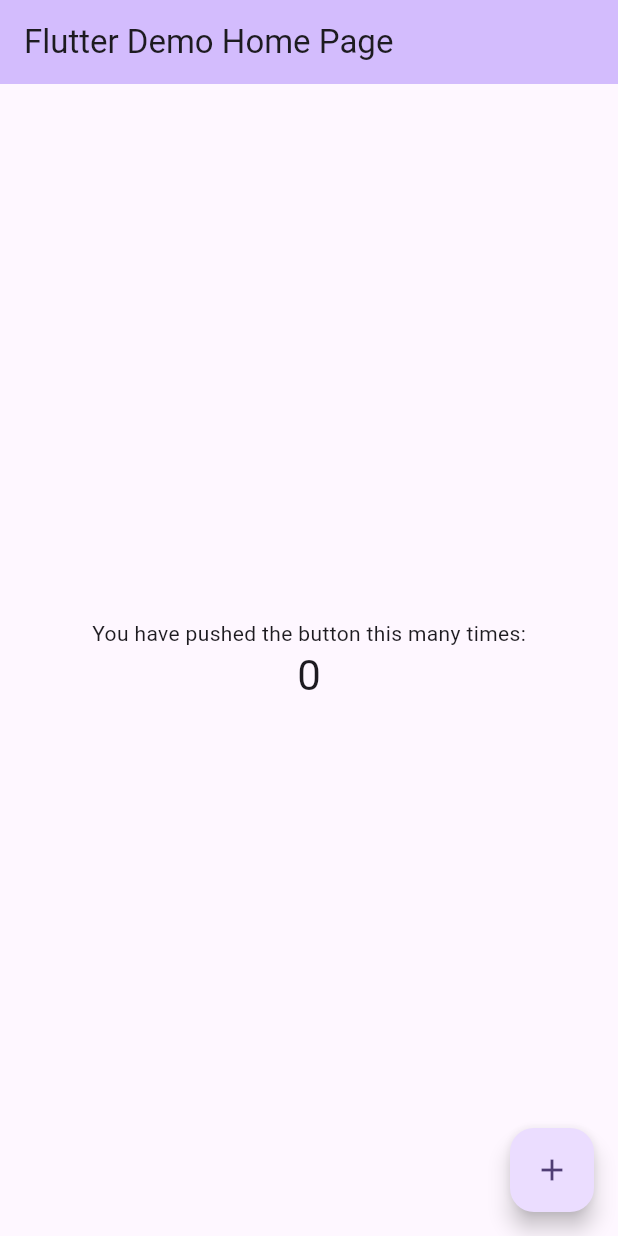
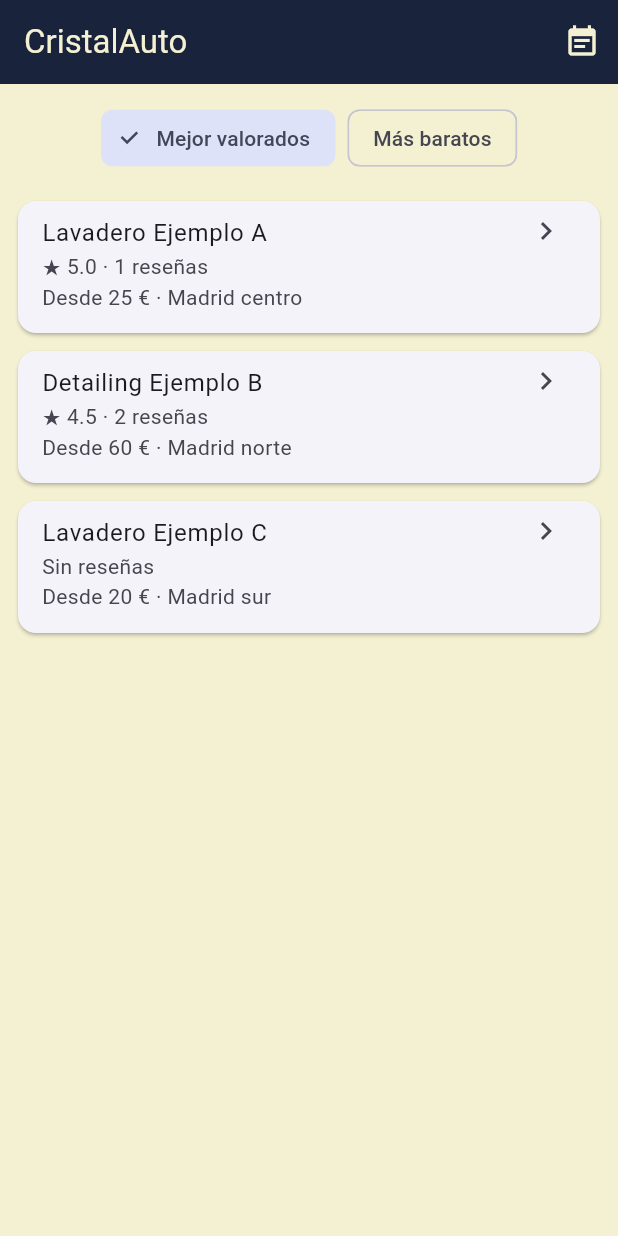
Before and after one commit to Proyecto-Intermodular-MM/CristalAuto, a Flutter app: the screen it shows after launch, on a phone screen of 412 x 824 dp. Run offline on Flutter 3.47's test engine with Material 3 defaults, Android fonts, the phone set to English and light mode, and no system bars.

Commit message:
feat: add MVP Flutter, Supabase schema, logo and CTO guides

```diff
--- /dev/null
+++ b/assets/colores.json
@@ -0,0 +1,6 @@
+{
+  "azulNoche": "#1A233C",
+  "crema": "#F4F0D2",
+  "amarilloBrillo": "#FFC30F",
+  "azulAgua": "#3FA9F5"
+}
--- /dev/null
+++ b/lib/colores.dart
@@ -0,0 +1,9 @@
+import 'package:flutter/material.dart';
+
+/// Paleta de CristalAuto (ver docs/guia-de-estilo.md).
+class CristalColores {
+  static const Color azulNoche = Color(0xFF1A233C); // primario
+  static const Color crema = Color(0xFFF4F0D2); // secundario
+  static const Color amarilloBrillo = Color(0xFFFFC30F); // acento 1
+  static const Color azulAgua = Color(0xFF3FA9F5); // acento 2
+}
--- a/lib/main.dart
+++ b/lib/main.dart
@@ -1,122 +1,43 @@
 import 'package:flutter/material.dart';
 
-void main() {
-  runApp(const MyApp());
-}
+import 'colores.dart';
+import 'pantallas/inicio.dart';
+import 'repositorio.dart';
 
-class MyApp extends StatelessWidget {
-  const MyApp({super.key});
+void main() => runApp(CristalAutoApp(repositorio: Repositorio()));
 
-  // This widget is the root of your application.
+class CristalAutoApp extends StatelessWidget {
+  const CristalAutoApp({super.key, required this.repositorio});
+
+  final Repositorio repositorio;
+
   @override
   Widget build(BuildContext context) {
+    final esquema = ColorScheme.fromSeed(
+      seedColor: CristalColores.azulNoche,
+      primary: CristalColores.azulNoche,
+      secondary: CristalColores.amarilloBrillo,
+      tertiary: CristalColores.azulAgua,
+      surface: CristalColores.crema,
+    );
     return MaterialApp(
-      title: 'Flutter Demo',
+      title: 'CristalAuto',
+      debugShowCheckedModeBanner: false,
       theme: ThemeData(
-        // This is the theme of your application.
-        //
-        // TRY THIS: Try running your application with "flutter run". You'll see
-        // the application has a purple toolbar. Then, without quitting the app,
-        // try changing the seedColor in the colorScheme below to Colors.green
-        // and then invoke "hot reload" (save your changes or press the "hot
-        // reload" button in a Flutter-supported IDE, or press "r" if you used
-        // the command line to start the app).
-        //
-        // Notice that the counter didn't reset back to zero; the application
-        // state is not lost during the reload. To reset the state, use hot
-        // restart instead.
-        //
-        // This works for code too, not just values: Most code changes can be
-        // tested with just a hot reload.
-        colorScheme: .fromSeed(seedColor: Colors.deepPurple),
+        colorScheme: esquema,
+        scaffoldBackgroundColor: CristalColores.crema,
+        appBarTheme: const AppBarTheme(
+          backgroundColor: CristalColores.azulNoche,
+          foregroundColor: CristalColores.crema,
+        ),
+        filledButtonTheme: FilledButtonThemeData(
+          style: FilledButton.styleFrom(
+            backgroundColor: CristalColores.amarilloBrillo,
+            foregroundColor: CristalColores.azulNoche,
+          ),
+        ),
       ),
-      home: const MyHomePage(title: 'Flutter Demo Home Page'),
+      home: Inicio(repositorio: repositorio),
     );
   }
 }
-
-class MyHomePage extends StatefulWidget {
-  const MyHomePage({super.key, required this.title});
-
-  // This widget is the home page of your application. It is stateful, meaning
-  // that it has a State object (defined below) that contains fields that affect
-  // how it looks.
-
-  // This class is the configuration for the state. It holds the values (in this
-  // case the title) provided by the parent (in this case the App widget) and
-  // used by the build method of the State. Fields in a Widget subclass are
-  // always marked "final".
-
-  final String title;
-
-  @override
-  State<MyHomePage> createState() => _MyHomePageState();
-}
-
-class _MyHomePageState extends State<MyHomePage> {
-  int _counter = 0;
-
-  void _incrementCounter() {
-    setState(() {
-      // This call to setState tells the Flutter framework that something has
-      // changed in this State, which causes it to rerun the build method below
-      // so that the display can reflect the updated values. If we changed
-      // _counter without calling setState(), then the build method would not be
-      // called again, and so nothing would appear to happen.
-      _counter++;
-    });
-  }
-
-  @override
-  Widget build(BuildContext context) {
-    // This method is rerun every time setState is called, for instance as done
-    // by the _incrementCounter method above.
-    //
-    // The Flutter framework has been optimized to make rerunning build methods
-    // fast, so that you can just rebuild anything that needs updating rather
-    // than having to individually change instances of widgets.
-    return Scaffold(
-      appBar: AppBar(
-        // TRY THIS: Try changing the color here to a specific color (to
-        // Colors.amber, perhaps?) and trigger a hot reload to see the AppBar
-        // change color while the other colors stay the same.
-        backgroundColor: Theme.of(context).colorScheme.inversePrimary,
-        // Here we take the value from the MyHomePage object that was created by
-        // the App.build method, and use it to set our appbar title.
-        title: Text(widget.title),
-      ),
-      body: Center(
-        // Center is a layout widget. It takes a single child and positions it
-        // in the middle of the parent.
-        child: Column(
-          // Column is also a layout widget. It takes a list of children and
-          // arranges them vertically. By default, it sizes itself to fit its
-          // children horizontally, and tries to be as tall as its parent.
-          //
-          // Column has various properties to control how it sizes itself and
-          // how it positions its children. Here we use mainAxisAlignment to
-          // center the children vertically; the main axis here is the vertical
-          // axis because Columns are vertical (the cross axis would be
-          // horizontal).
-          //
-          // TRY THIS: Invoke "debug painting" (choose the "Toggle Debug Paint"
-          // action in the IDE, or press "p" in the console), to see the
-          // wireframe for each widget.
-          mainAxisAlignment: .center,
-          children: [
-            const Text('You have pushed the button this many times:'),
-            Text(
-              '$_counter',
-              style: Theme.of(context).textTheme.headlineMedium,
-            ),
-          ],
-        ),
-      ),
-      floatingActionButton: FloatingActionButton(
-        onPressed: _incrementCounter,
-        tooltip: 'Increment',
-        child: const Icon(Icons.add),
-      ),
-    );
-  }
-}
--- /dev/null
+++ b/lib/modelos.dart
@@ -0,0 +1,87 @@
+/// Modelos del MVP de CristalAuto (reflejan el esquema de supabase/migrations).
+enum EstadoReserva { pendiente, aceptada, enCamino, enCurso, completada, cancelada }
+
+enum EstadoPago { retenido, capturado, reembolsado }
+
+class Servicio {
+  const Servicio({
+    required this.id,
+    required this.nombre,
+    required this.precioCent,
+    required this.duracionMin,
+  });
+
+  final String id;
+  final String nombre;
+  final int precioCent;
+  final int duracionMin;
+
+  String get precio => formatoEuros(precioCent);
+}
+
+class Resena {
+  const Resena({required this.puntuacion, required this.comentario, this.verificada = true});
+
+  final int puntuacion;
+  final String comentario;
+  final bool verificada;
+}
+
+class Lavadero {
+  Lavadero({
+    required this.id,
+    required this.nombre,
+    required this.zona,
+    required this.servicios,
+    List<Resena>? resenas,
+  }) : resenas = resenas ?? [];
+
+  final String id;
+  final String nombre;
+  final String zona;
+  final List<Servicio> servicios;
+  final List<Resena> resenas;
+
+  double get media =>
+      resenas.isEmpty ? 0 : resenas.map((r) => r.puntuacion).reduce((a, b) => a + b) / resenas.length;
+
+  int get precioDesdeCent => servicios.map((s) => s.precioCent).reduce((a, b) => a < b ? a : b);
+}
+
+class Reserva {
+  Reserva({
+    required this.id,
+    required this.lavadero,
+    required this.servicio,
+    required this.inicio,
+    required this.direccion,
+    required this.comisionPct,
+    this.estado = EstadoReserva.pendiente,
+    this.estadoPago = EstadoPago.retenido,
+    this.resena,
+  });
+
+  final String id;
+  final Lavadero lavadero;
+  final Servicio servicio;
+  final DateTime inicio;
+  final String direccion;
+  final double comisionPct;
+  EstadoReserva estado;
+  EstadoPago estadoPago;
+  Resena? resena;
+
+  DateTime get fin => inicio.add(Duration(minutes: servicio.duracionMin));
+
+  /// Comisión de CristalAuto en céntimos (solo se cobra al completar).
+  int get comisionCent => (servicio.precioCent * comisionPct / 100).round();
+
+  /// Lo que recibe el lavadero al liberarse el pago.
+  int get netoLavaderoCent => servicio.precioCent - comisionCent;
+}
+
+String formatoEuros(int cent) {
+  final euros = cent ~/ 100;
+  final resto = cent % 100;
+  return resto == 0 ? '$euros €' : '$euros,${resto.toString().padLeft(2, '0')} €';
+}
--- /dev/null
+++ b/lib/pantallas/detalle.dart
@@ -0,0 +1,50 @@
+import 'package:flutter/material.dart';
+
+import '../modelos.dart';
+import '../repositorio.dart';
+import 'reservar.dart';
+
+/// Pantalla 2: detalle del lavadero con servicios y reseñas verificadas.
+class Detalle extends StatelessWidget {
+  const Detalle({super.key, required this.repositorio, required this.lavadero});
+
+  final Repositorio repositorio;
+  final Lavadero lavadero;
+
+  @override
+  Widget build(BuildContext context) {
+    return Scaffold(
+      appBar: AppBar(title: Text(lavadero.nombre)),
+      body: ListView(
+        padding: const EdgeInsets.all(12),
+        children: [
+          Text('Servicios', style: Theme.of(context).textTheme.titleMedium),
+          for (final s in lavadero.servicios)
+            Card(
+              child: ListTile(
+                title: Text(s.nombre),
+                subtitle: Text('${s.duracionMin} min'),
+                trailing: FilledButton(
+                  onPressed: () => Navigator.of(context).push(MaterialPageRoute<void>(
+                    builder: (_) => Reservar(repositorio: repositorio, lavadero: lavadero, servicio: s),
+                  )),
+                  child: Text('Reservar ${s.precio}'),
+                ),
+              ),
+            ),
+          const SizedBox(height: 12),
+          Text('Reseñas verificadas', style: Theme.of(context).textTheme.titleMedium),
+          if (lavadero.resenas.isEmpty) const Padding(padding: EdgeInsets.all(8), child: Text('Aún no hay reseñas')),
+          for (final r in lavadero.resenas)
+            Card(
+              child: ListTile(
+                title: Text('★' * r.puntuacion),
+                subtitle: Text(r.comentario),
+                trailing: const Icon(Icons.verified, size: 18),
+              ),
+            ),
+        ],
+      ),
+    );
+  }
+}
--- /dev/null
+++ b/lib/pantallas/inicio.dart
@@ -0,0 +1,86 @@
+import 'package:flutter/material.dart';
+
+import '../modelos.dart';
+import '../repositorio.dart';
+import 'detalle.dart';
+import 'mis_reservas.dart';
+
+/// Pantalla 1: comparar lavaderos por valoración y precio.
+class Inicio extends StatefulWidget {
+  const Inicio({super.key, required this.repositorio});
+
+  final Repositorio repositorio;
+
+  @override
+  State<Inicio> createState() => _InicioState();
+}
+
+class _InicioState extends State<Inicio> {
+  bool _porValoracion = true;
+
+  @override
+  Widget build(BuildContext context) {
+    final lista = [...widget.repositorio.lavaderos];
+    if (_porValoracion) {
+      lista.sort((a, b) => b.media.compareTo(a.media));
+    } else {
+      lista.sort((a, b) => a.precioDesdeCent.compareTo(b.precioDesdeCent));
+    }
+    return Scaffold(
+      appBar: AppBar(
+        title: const Text('CristalAuto'),
+        actions: [
+          IconButton(
+            tooltip: 'Mis reservas',
+            icon: const Icon(Icons.event_note),
+            onPressed: () => Navigator.of(context).push(MaterialPageRoute<void>(
+              builder: (_) => MisReservas(repositorio: widget.repositorio),
+            )),
+          ),
+        ],
+      ),
+      body: Column(
+        children: [
+          Padding(
+            padding: const EdgeInsets.all(12),
+            child: Wrap(spacing: 8, children: [
+              ChoiceChip(
+                label: const Text('Mejor valorados'),
+                selected: _porValoracion,
+                onSelected: (_) => setState(() => _porValoracion = true),
+              ),
+              ChoiceChip(
+                label: const Text('Más baratos'),
+                selected: !_porValoracion,
+                onSelected: (_) => setState(() => _porValoracion = false),
+              ),
+            ]),
+          ),
+          Expanded(
+            child: ListView.builder(
+              itemCount: lista.length,
+              itemBuilder: (context, i) {
+                final l = lista[i];
+                return Card(
+                  margin: const EdgeInsets.symmetric(horizontal: 12, vertical: 6),
+                  child: ListTile(
+                    title: Text(l.nombre),
+                    subtitle: Text(
+                      '${l.resenas.isEmpty ? 'Sin reseñas' : '★ ${l.media.toStringAsFixed(1)} · ${l.resenas.length} reseñas'}'
+                      '\nDesde ${formatoEuros(l.precioDesdeCent)} · ${l.zona}',
+                    ),
+                    isThreeLine: true,
+                    trailing: const Icon(Icons.chevron_right),
+                    onTap: () => Navigator.of(context).push(MaterialPageRoute<void>(
+                      builder: (_) => Detalle(repositorio: widget.repositorio, lavadero: l),
+                    )),
+                  ),
+                );
+              },
+            ),
+          ),
+        ],
+      ),
+    );
+  }
+}
--- /dev/null
+++ b/lib/repositorio.dart
@@ -0,0 +1,116 @@
+import 'modelos.dart';
+
+class ErrorReserva implements Exception {
+  ErrorReserva(this.mensaje);
+  final String mensaje;
+  @override
+  String toString() => mensaje;
+}
+
+/// Repositorio en memoria con las reglas del negocio. Se puede sustituir por
+/// una implementación con Supabase manteniendo esta misma interfaz.
+class Repositorio {
+  Repositorio({this.comisionPct = 10}) : lavaderos = _datosDeEjemplo();
+
+  final double comisionPct;
+  final List<Lavadero> lavaderos;
+  final List<Reserva> reservas = [];
+  int _contador = 0;
+
+  /// Horas ofrecidas cada día (hora exacta).
+  static const horasDelDia = [9, 10, 12, 16, 17, 19];
+
+  bool horaLibre(Lavadero lav, DateTime inicio, Servicio servicio) {
+    final fin = inicio.add(Duration(minutes: servicio.duracionMin));
+    return !reservas.any((r) =>
+        r.lavadero.id == lav.id &&
+        r.estado != EstadoReserva.cancelada &&
+        inicio.isBefore(r.fin) &&
+        fin.isAfter(r.inicio));
+  }
+
+  /// Crea la reserva; el pago queda retenido hasta completar el servicio.
+  Reserva reservar(Lavadero lav, Servicio servicio, DateTime inicio, String direccion) {
+    if (direccion.trim().isEmpty) throw ErrorReserva('Indica la dirección del servicio');
+    if (!horaLibre(lav, inicio, servicio)) throw ErrorReserva('Esa hora ya no está disponible');
+    final r = Reserva(
+      id: 'r${++_contador}',
+      lavadero: lav,
+      servicio: servicio,
+      inicio: inicio,
+      direccion: direccion.trim(),
+      comisionPct: comisionPct,
+    );
+    reservas.add(r);
+    return r;
+  }
+
+  /// Avanza el estado de la cita (lo hace el lavadero). Al completar se libera el pago.
+  void avanzar(Reserva r) {
+    const orden = [
+      EstadoReserva.pendiente,
+      EstadoReserva.aceptada,
+      EstadoReserva.enCamino,
+      EstadoReserva.enCurso,
+      EstadoReserva.completada,
+    ];
+    final i = orden.indexOf(r.estado);
+    if (i < 0 || i == orden.length - 1) return;
+    r.estado = orden[i + 1];
+    if (r.estado == EstadoReserva.completada) r.estadoPago = EstadoPago.capturado;
+  }
+
+  /// Cancelar antes de empezar el servicio reembolsa el pago retenido.
+  void cancelar(Reserva r) {
+    if (r.estado == EstadoReserva.enCurso || r.estado == EstadoReserva.completada) {
+      throw ErrorReserva('Ya no se puede cancelar esta cita');
+    }
+    r.estado = EstadoReserva.cancelada;
+    r.estadoPago = EstadoPago.reembolsado;
+  }
+
+  /// Reseña verificada: solo citas completadas y una por cita.
+  void resenar(Reserva r, int puntuacion, String comentario) {
+    if (r.estado != EstadoReserva.completada) {
+      throw ErrorReserva('Solo puedes reseñar una cita completada');
+    }
+    if (r.resena != null) throw ErrorReserva('Ya has reseñado esta cita');
+    if (puntuacion < 1 || puntuacion > 5) throw ErrorReserva('La puntuación va de 1 a 5');
+    final res = Resena(puntuacion: puntuacion, comentario: comentario.trim());
+    r.resena = res;
+    r.lavadero.resenas.add(res);
+  }
+}
+
+List<Lavadero> _datosDeEjemplo() => [
+      Lavadero(
+        id: 'l1',
+        nombre: 'Lavadero Ejemplo A',
+        zona: 'Madrid centro',
+        servicios: const [
+          Servicio(id: 's1', nombre: 'Lavado completo', precioCent: 4000, duracionMin: 90),
+          Servicio(id: 's2', nombre: 'Solo exterior', precioCent: 2500, duracionMin: 45),
+        ],
+        resenas: [const Resena(puntuacion: 5, comentario: 'Puntuales y el coche impecable.')],
+      ),
+      Lavadero(
+        id: 'l2',
+        nombre: 'Detailing Ejemplo B',
+        zona: 'Madrid norte',
+        servicios: const [
+          Servicio(id: 's3', nombre: 'Detallado interior', precioCent: 6000, duracionMin: 120),
+        ],
+        resenas: [
+          const Resena(puntuacion: 4, comentario: 'Muy buen trabajo.'),
+          const Resena(puntuacion: 5, comentario: 'Repetiré.'),
+        ],
+      ),
+      Lavadero(
+        id: 'l3',
+        nombre: 'Lavadero Ejemplo C',
+        zona: 'Madrid sur',
+        servicios: const [
+          Servicio(id: 's4', nombre: 'Lavado básico', precioCent: 2000, duracionMin: 45),
+        ],
+      ),
+    ];
```
Also changed, not shown: lib/pantallas/mis_reservas.dart (added, +109 -0 lines), lib/pantallas/reservar.dart (added, +108 -0 lines), assets/logo.png (added), assets/logo.svg (added), 8 other files.
